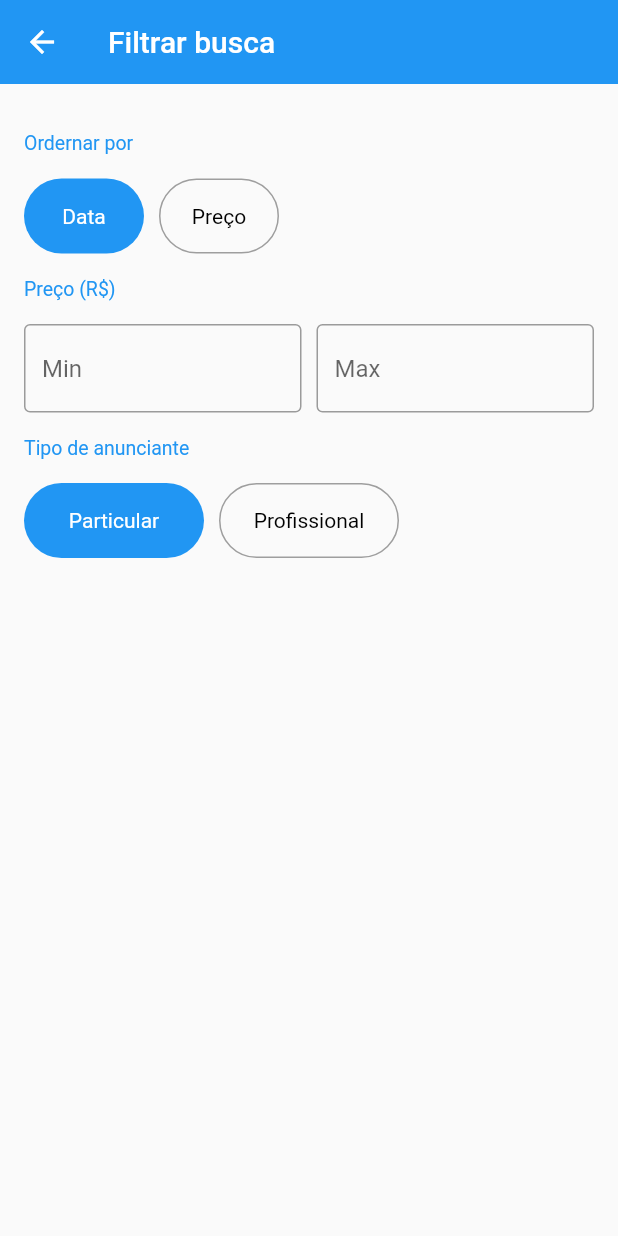
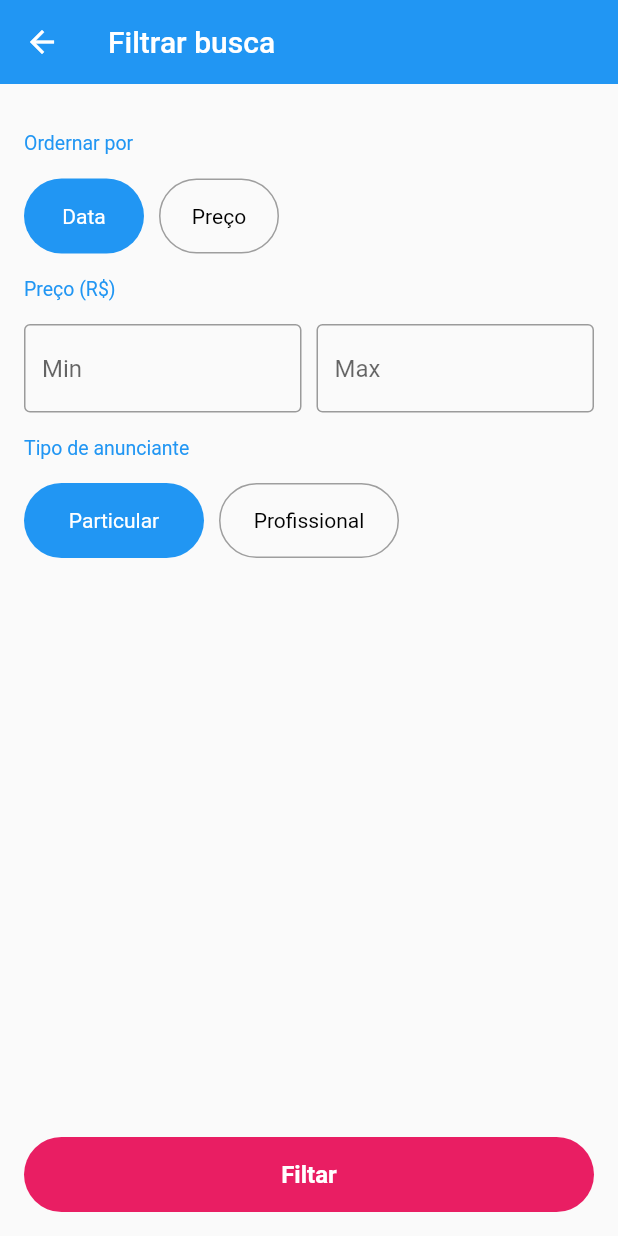
Before and after one commit to MatheusMoreiraf/xlo-flutter, a Flutter app: the FilterScreen screen opened directly, on a phone screen of 412 x 824 dp. Run offline on Flutter 3.47's test engine with Material 2 defaults, Android fonts, the phone set to English and light mode, and no system bars; our stand-ins replace brasil_fields, rxdart.

Commit message:
Creating the Animated Filter Button

```diff
--- a/lib/screens/filter/filter_screen.dart
+++ b/lib/screens/filter/filter_screen.dart
@@ -1,5 +1,6 @@
 import 'package:flutter/material.dart';
 import 'package:xlo/models/filter.dart';
+import 'package:xlo/screens/filter/widgets/animated_button.dart';
 import 'package:xlo/screens/filter/widgets/order_by_field.dart';
 import 'package:xlo/screens/filter/widgets/price_range_field.dart';
 import 'package:xlo/screens/filter/widgets/section_title.dart';
@@ -12,6 +13,7 @@ class FilterScreen extends StatefulWidget {
 
 class _FilterScreenState extends State<FilterScreen> {
   final _formKey = GlobalKey<FormState>();
+  final _scrollController = ScrollController();
 
   @override
   Widget build(BuildContext context) {
@@ -25,6 +27,7 @@ class _FilterScreenState extends State<FilterScreen> {
           Form(
             key: _formKey,
             child: ListView(
+              controller: _scrollController,
               padding: const EdgeInsets.all(16),
               children: <Widget>[
                 const SectionTitle(title: "Ordernar por"),
@@ -36,9 +39,14 @@ class _FilterScreenState extends State<FilterScreen> {
                   initialValue: VENDOR_TYPE_PARTICULAR,
                   onSaved: (v) {},
                 ),
+                const SizedBox(height: 100),
               ],
             ),
-          )
+          ),
+          AnimatedButton(
+            scrollController: _scrollController,
+            onTap: () {},
+          ),
         ],
       ),
     );
--- /dev/null
+++ b/lib/screens/filter/widgets/animated_button.dart
@@ -0,0 +1,88 @@
+import 'package:flutter/material.dart';
+
+class AnimatedButton extends StatefulWidget {
+  final ScrollController scrollController;
+  final VoidCallback onTap;
+
+  AnimatedButton({@required this.scrollController, @required this.onTap});
+
+  @override
+  _AnimatedButtonState createState() => _AnimatedButtonState();
+}
+
+class _AnimatedButtonState extends State<AnimatedButton>
+    with SingleTickerProviderStateMixin {
+  AnimationController _controller;
+  Animation<EdgeInsets> _edgeAnimation;
+  Animation<double> _radiusAnimation;
+
+  ScrollController get scrollController => widget.scrollController;
+  VoidCallback get onTap => widget.onTap;
+
+  @override
+  void initState() {
+    super.initState();
+    _controller =
+        AnimationController(vsync: this, duration: Duration(milliseconds: 200));
+
+    _edgeAnimation = EdgeInsetsTween(
+      begin: const EdgeInsets.fromLTRB(16, 0, 16, 16),
+      end: EdgeInsets.zero,
+    ).animate(_controller);
+
+    _radiusAnimation = Tween<double>(
+      begin: 25,
+      end: 0,
+    ).animate(_controller);
+
+    scrollController.addListener(positionChanged);
+  }
+
+  void positionChanged() {
+    if (scrollController.offset >
+        0.98 * scrollController.position.maxScrollExtent)
+      _controller.forward();
+    else
+      _controller.reverse();
+  }
+
+  @override
+  void dispose() {
+    _controller.dispose();
+    scrollController.removeListener(positionChanged);
+    super.dispose();
+  }
+
+  @override
+  Widget build(BuildContext context) {
+    return AnimatedBuilder(
+        animation: _controller,
+        builder: (_, __) {
+          return Positioned(
+            bottom: 0,
+            left: 0,
+            right: 0,
+            child: Container(
+              height: 50,
+              margin: _edgeAnimation.value,
+              child: RaisedButton(
+                color: Colors.pink,
+                child: const Text(
+                  "Filtar",
+                  style: TextStyle(
+                    color: Colors.white,
+                    fontSize: 16,
+                    fontWeight: FontWeight.w600,
+                  ),
+                ),
+                elevation: 0,
+                onPressed: onTap,
+                shape: RoundedRectangleBorder(
+                  borderRadius: BorderRadius.circular(_radiusAnimation.value),
+                ),
+              ),
+            ),
+          );
+        });
+  }
+}
```
